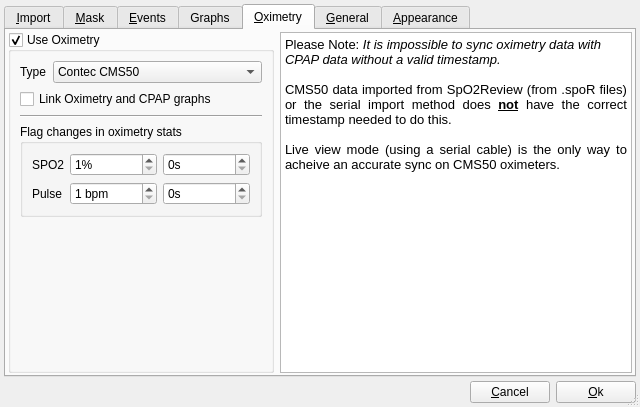
First picture: the form in preferencesdialog.ui, repository sbonaime/sleepyhead-code., before the edit.
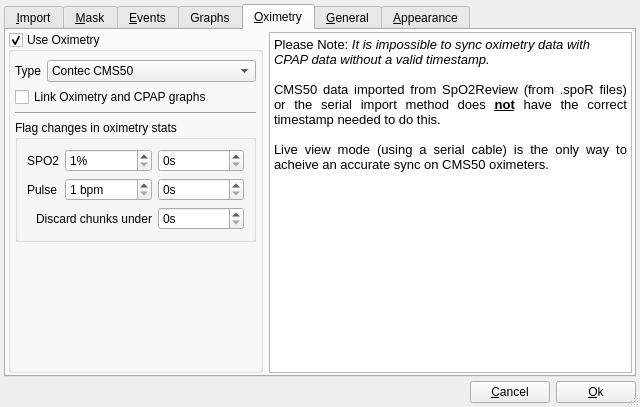
Second picture: the form after the edit. The open tabs and pages were chosen to show the change.

Commit message: Added Oximetry discard threshold for re-indexer

Patch:
```diff
--- a/preferencesdialog.ui
+++ b/preferencesdialog.ui
@@ -711,6 +711,21 @@
           <bool>true</bool>
          </property>
          <layout class="QGridLayout" name="gridLayout_2">
+          <property name="leftMargin">
+           <number>4</number>
+          </property>
+          <property name="topMargin">
+           <number>8</number>
+          </property>
+          <property name="rightMargin">
+           <number>4</number>
+          </property>
+          <property name="bottomMargin">
+           <number>4</number>
+          </property>
+          <property name="spacing">
+           <number>5</number>
+          </property>
           <item row="0" column="0">
            <widget class="QLabel" name="label_20">
             <property name="sizePolicy">
@@ -848,6 +863,26 @@
                </property>
               </widget>
              </item>
+             <item row="3" column="0" colspan="2">
+              <widget class="QLabel" name="label_33">
+               <property name="text">
+                <string>Discard chunks under</string>
+               </property>
+               <property name="alignment">
+                <set>Qt::AlignRight|Qt::AlignTrailing|Qt::AlignVCenter</set>
+               </property>
+              </widget>
+             </item>
+             <item row="3" column="2">
+              <widget class="QSpinBox" name="oxiDiscardThreshold">
+               <property name="suffix">
+                <string>s</string>
+               </property>
+               <property name="maximum">
+                <number>300</number>
+               </property>
+              </widget>
+             </item>
             </layout>
            </widget>
           </item>
```
Left out of the diff: 2 changed lines with no effect on the pictures. The commit also changes 4 other files.
